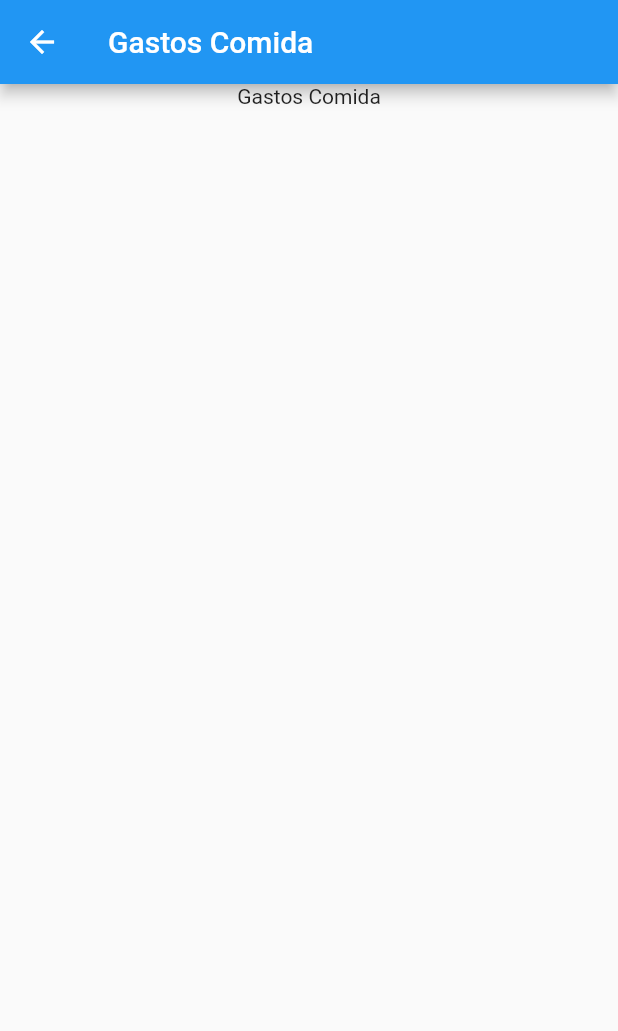
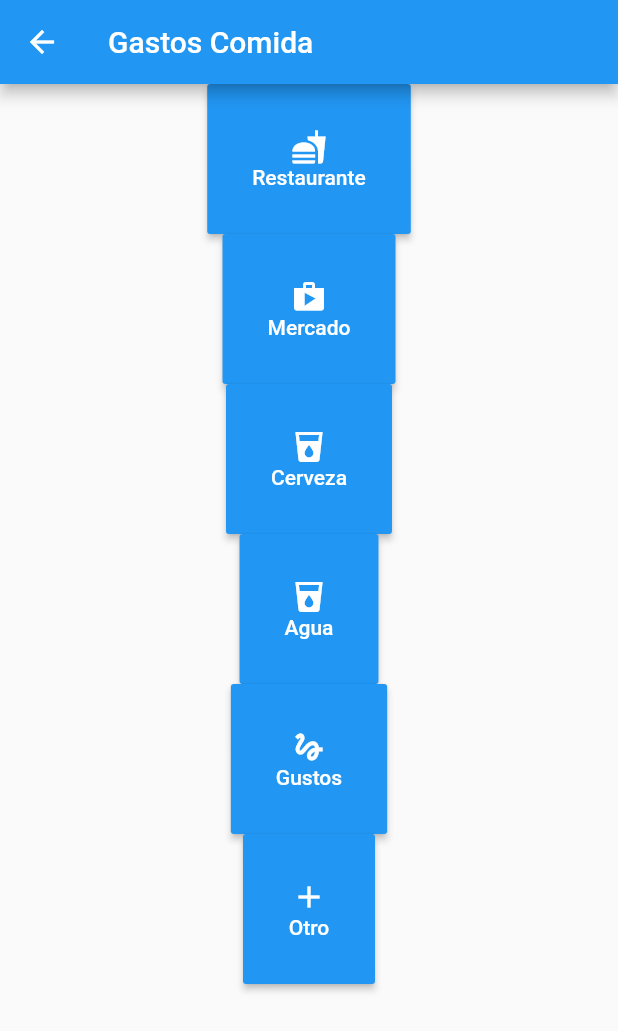
Before and after one commit to stevencode5/Ithaca, a Flutter app: the GastosComida screen opened by its route, on a phone screen of 412 x 824 dp. Shown: the top 1031 px of the screen. Run offline on Flutter 3.47's test engine with Material 2 defaults, Android fonts, the phone set to English and light mode, and no system bars.

Commit message:
Adaptacion y creacion de pantallas de gastos de comida

```diff
--- a/lib/gastos/gastos-comida.dart
+++ b/lib/gastos/gastos-comida.dart
@@ -1,6 +1,8 @@
 import 'package:flutter/material.dart';
+import 'package:ithaca/gasto-regular.dart';
 
 class GastosComida extends StatelessWidget {
+
   @override
   Widget build(BuildContext context) {
     return Scaffold(
@@ -11,7 +13,12 @@ class GastosComida extends StatelessWidget {
         child: Center(
           child: Column(
             children: <Widget>[
-              Text('Gastos Comida')
+              _crearBotonRestaurante(context),
+              _crearBotonMercado(context),
+              _crearBotonCerveza(context),
+              _crearBotonAgua(context),
+              _crearBotonGustos(context),
+              _crearBotonOtro(context)
             ],
           )
         )
@@ -19,4 +26,71 @@ class GastosComida extends StatelessWidget {
     );
   }
 
+  RaisedButton _crearBotonRestaurante(BuildContext context){
+    return RaisedButton(
+        padding: EdgeInsets.all(30),
+        textColor: Colors.white,
+        color: Colors.blue,
+        child: Column(
+          children: <Widget>[
+            Icon(Icons.fastfood),
+            Text('Restaurante'),
+          ],
+        ),
+        onPressed: (){
+          Navigator.of(context).pushNamed('/gastos-comida/restaurante');
+        },
+      );
+  }
+
+  RaisedButton _crearBotonMercado(BuildContext context){
+    return _crearBotonGastoRegularHospedaje('Mercado', Icons.shop, context);
+  }
+
+  RaisedButton _crearBotonCerveza(BuildContext context){
+    return RaisedButton(
+        padding: EdgeInsets.all(30),
+        textColor: Colors.white,
+        color: Colors.blue,
+        child: Column(
+          children: <Widget>[
+            Icon(Icons.local_drink),
+            Text('Cerveza'),
+          ],
+        ),
+        onPressed: (){
+          Navigator.of(context).pushNamed('/gastos-comida/cerveza');
+        },
+      );
+  }
+
+  RaisedButton _crearBotonAgua(BuildContext context){
+    return _crearBotonGastoRegularHospedaje('Agua', Icons.local_drink, context);
+  }
+
+  RaisedButton _crearBotonGustos(BuildContext context){
+    return _crearBotonGastoRegularHospedaje('Gustos', Icons.gesture, context);
+  }
+
+  RaisedButton _crearBotonOtro(BuildContext context){
+    return _crearBotonGastoRegularHospedaje('Otro', Icons.add, context);
+  }
+
+  RaisedButton _crearBotonGastoRegularHospedaje(String tipo, IconData icono, BuildContext context){
+    return RaisedButton(
+        padding: EdgeInsets.all(30),
+        textColor: Colors.white,
+        color: Colors.blue,
+        child: Column(
+          children: <Widget>[
+            Icon(icono),
+            Text(tipo),
+          ],
+        ),
+        onPressed: (){
+          Navigator.push(context, MaterialPageRoute(builder: (context) => GastoRegular('Comida', tipo)));
+        },
+      );
+  }
+
 }
```
Also changed, not shown: lib/gastos/gastos-comida/cerveza.dart (added, +119 -0 lines), lib/gastos/gastos-comida/restaurante.dart (added, +124 -0 lines).
